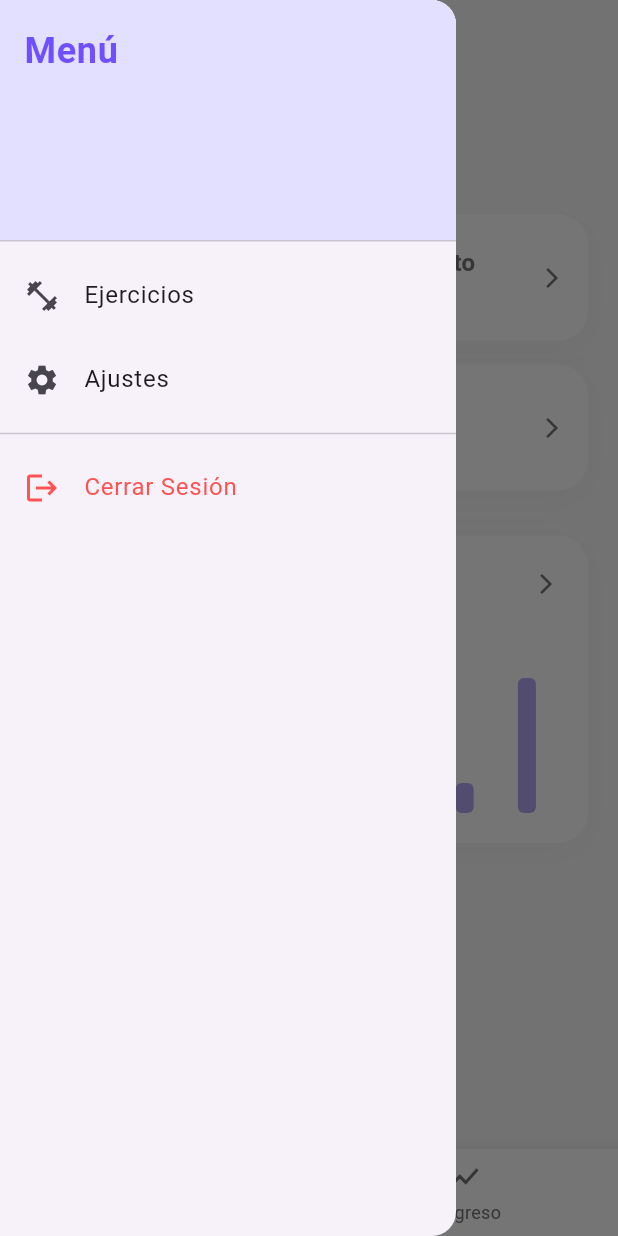
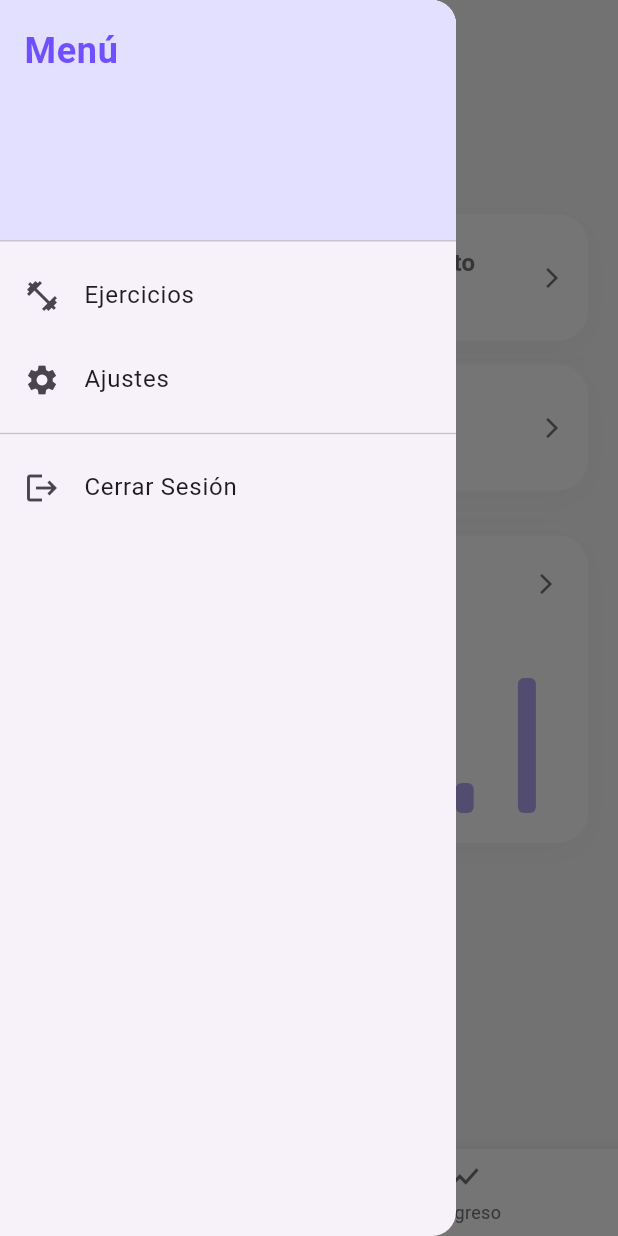
Before and after one commit to Darlin04/AppGym, a Flutter app: the MainAppScaffold screen opened directly, with the side drawer open, on a phone screen of 412 x 824 dp. Run offline on Flutter 3.47's test engine with Material 3 defaults, Android fonts, the phone set to English and light mode, and no system bars; our stand-ins replace cloud_firestore, firebase_auth, firebase_core, google_sign_in; accounts and stored records are empty; Roboto replaces fonts that are missing (Poppins).

```diff
--- a/lib/common/widgets/main_app_scaffold.dart
+++ b/lib/common/widgets/main_app_scaffold.dart
@@ -105,8 +105,8 @@ class _MainAppScaffoldState extends State<MainAppScaffold> {
           ),
           const Divider(),
           ListTile(
-            leading: const Icon(Icons.logout, color: Colors.redAccent),
-            title: const Text('Cerrar Sesión', style: TextStyle(color: Colors.redAccent)),
+            leading: const Icon(Icons.logout),
+            title: const Text('Cerrar Sesión'),
             onTap: () {
               Navigator.pop(context);
               context.read<AuthViewModel>().signOut();
```
